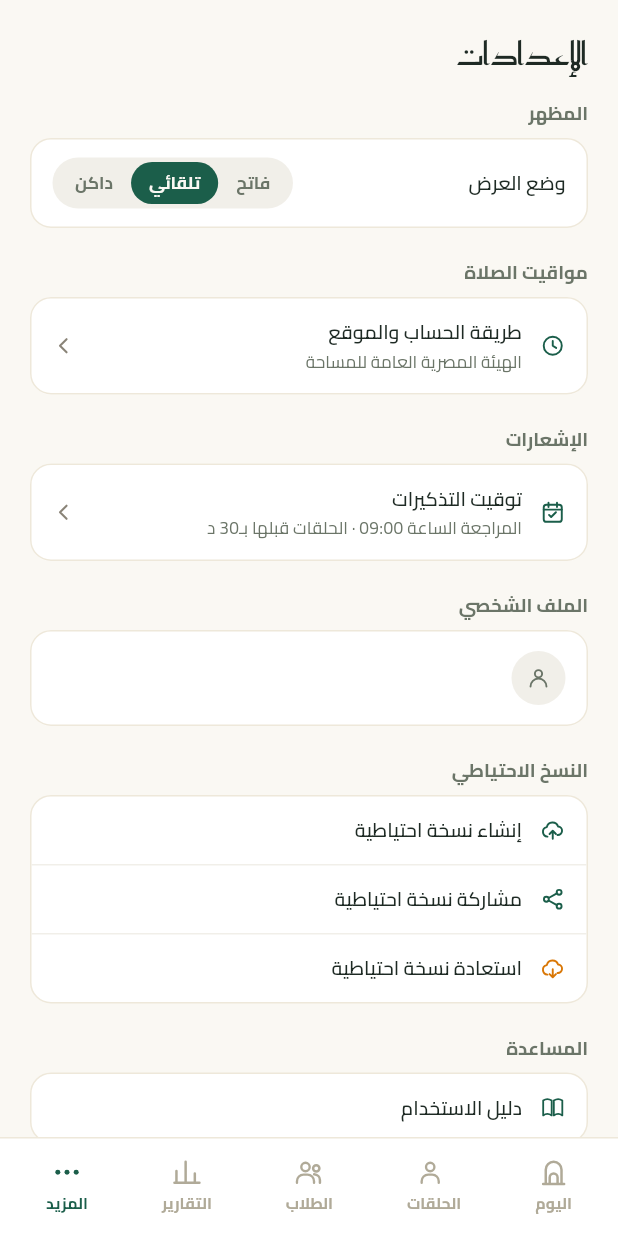
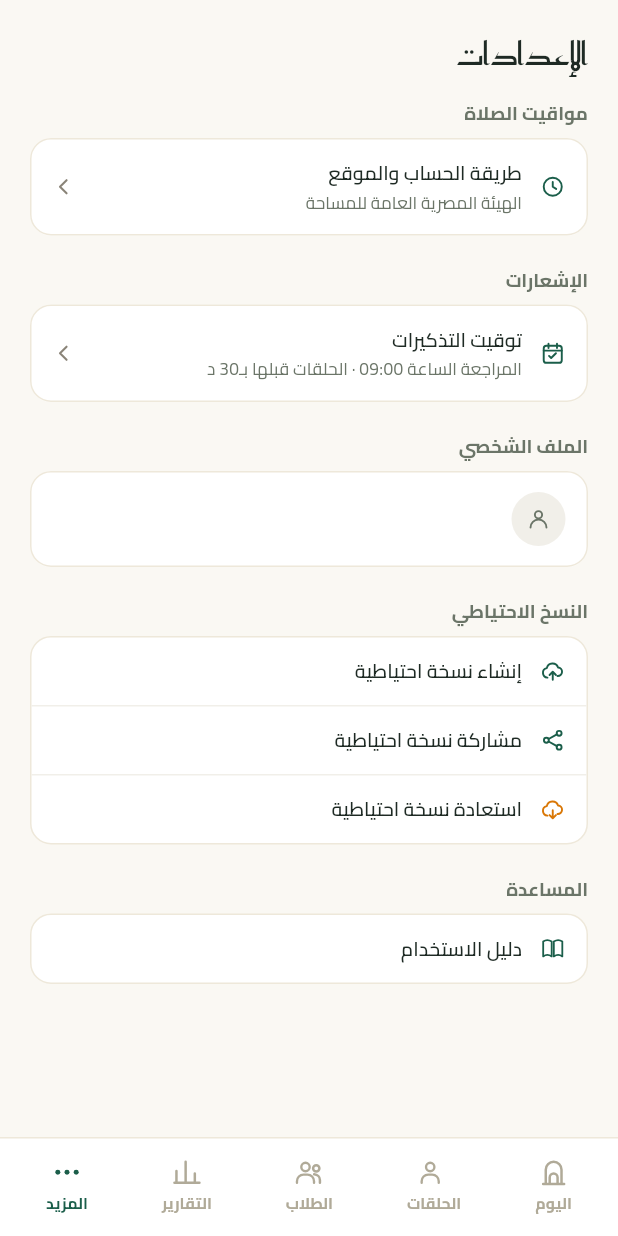
Before and after one commit to Abd-Alrahman-Saed/Samma3ly, a Flutter app: the SettingsScreen screen opened by its route, on a phone screen of 412 x 824 dp. Run offline on Flutter 3.47's test engine with Material 3 defaults, Android fonts, the phone set to English and light mode, and no system bars; our stand-ins replace adhan, drift, flutter_animate, flutter_local_notifications, flutter_riverpod, flutter_staggered_animations and 7 more; missing offline and left inert: cryptography; accounts and stored records are empty; generated files the repository leaves out were written again.

Commit message:
quran_mobile: remove dark mode, auto-assign the single teacher to new groups
- app.dart: MaterialApp.router now only sets theme (light) — darkTheme/
  themeMode dropped, so the app never renders dark regardless of system
  setting. Removed the 'المظهر' toggle from Settings and the now-unused
  theme_mode_provider.dart. AppTheme.dark and the dark-variant golden
  tests are left in place (unreachable, not user-visible) rather than
  ripped out — a much larger, separate refactor than what was asked.
- group_create_screen.dart: dropped the 'المعلم المسؤول' picker
  (allUsersProvider-backed dropdown, meaningless with one teacher) —
  new groups get Group.teacherId set to the current user automatically.
  Deleted settings_provider.dart (allUsersProvider had no other callers
  left). Fixed a real race caught by the new test: reading
  currentUserProvider for the first time inside _save() (or initState)
  can return null because authStateProvider's async load hasn't
  resolved yet when nothing else in the isolated widget tree has
  watched it — build() now watches it explicitly so the real app's
  router-gate guarantee doesn't have to be the only thing keeping this
  screen correct.

191/191 tests passing.

Co-Authored-By: Claude Sonnet 5 <noreply@anthropic.com>

```diff
--- a/lib/features/settings/screens/settings_screen.dart
+++ b/lib/features/settings/screens/settings_screen.dart
@@ -14,7 +14,6 @@ import 'package:quran_mobile/core/enums/prayer_calculation_method.dart';
 import 'package:quran_mobile/core/enums/prayer_madhab.dart';
 import 'package:quran_mobile/features/settings/providers/notification_settings_provider.dart';
 import 'package:quran_mobile/features/settings/providers/prayer_settings_provider.dart';
-import 'package:quran_mobile/features/settings/providers/theme_mode_provider.dart';
 import 'package:quran_mobile/providers.dart';
 
 class SettingsScreen extends ConsumerWidget {
@@ -23,7 +22,6 @@ class SettingsScreen extends ConsumerWidget {
   @override
   Widget build(BuildContext context, WidgetRef ref) {
     final user = ref.watch(currentUserProvider);
-    final themeMode = ref.watch(themeModeProvider);
     final prayerSettings = ref.watch(prayerSettingsProvider);
     final notificationSettings = ref.watch(notificationSettingsProvider);
 
@@ -34,23 +32,6 @@ class SettingsScreen extends ConsumerWidget {
           children: [
             Text('الإعدادات', style: Theme.of(context).textTheme.headlineSmall),
             const SizedBox(height: 16),
-            const _SectionLabel('المظهر'),
-            const SizedBox(height: 8),
-            Container(
-              padding: const EdgeInsets.symmetric(horizontal: 14, vertical: 12),
-              decoration: BoxDecoration(color: Colors.white, borderRadius: BorderRadius.circular(14), border: Border.all(color: AppColors.cardBorder)),
-              child: Row(
-                mainAxisAlignment: MainAxisAlignment.spaceBetween,
-                children: [
-                  const Text('وضع العرض', style: TextStyle(fontFamily: 'Cairo', fontSize: 13, fontWeight: FontWeight.w600, color: AppColors.textPrimary)),
-                  _ThemeSegmentedControl(
-                    value: themeMode,
-                    onChanged: (v) => ref.read(themeModeProvider.notifier).setThemeMode(v),
-                  ),
-                ],
-              ),
-            ),
-            const SizedBox(height: 20),
             const _SectionLabel('مواقيت الصلاة'),
             const SizedBox(height: 8),
             _RowContainer(
@@ -483,39 +464,3 @@ class _ActionRow extends StatelessWidget {
     );
   }
 }
-
-class _ThemeSegmentedControl extends StatelessWidget {
-  final ThemeMode value;
-  final ValueChanged<ThemeMode> onChanged;
-
-  const _ThemeSegmentedControl({required this.value, required this.onChanged});
-
-  @override
-  Widget build(BuildContext context) {
-    return Container(
-      padding: const EdgeInsets.all(3),
-      decoration: BoxDecoration(color: AppColors.dividerLight, borderRadius: BorderRadius.circular(999)),
-      child: Row(
-        mainAxisSize: MainAxisSize.min,
-        children: [
-          _segment('فاتح', ThemeMode.light),
-          _segment('تلقائي', ThemeMode.system),
-          _segment('داكن', ThemeMode.dark),
-        ],
-      ),
-    );
-  }
-
-  Widget _segment(String label, ThemeMode mode) {
-    final selected = value == mode;
-    return InkWell(
-      onTap: () => onChanged(mode),
-      borderRadius: BorderRadius.circular(999),
-      child: Container(
-        padding: const EdgeInsets.symmetric(horizontal: 12, vertical: 6),
-        decoration: BoxDecoration(color: selected ? AppColors.primary : Colors.transparent, borderRadius: BorderRadius.circular(999)),
-        child: Text(label, style: TextStyle(fontFamily: 'Cairo', fontSize: 11.5, fontWeight: FontWeight.w700, color: selected ? AppColors.onPrimary : AppColors.textSecondary)),
-      ),
-    );
-  }
-}
```
Also changed, not shown: lib/app.dart (+3 -4 lines), lib/features/groups/screens/group_create_screen.dart (+11 -48 lines), lib/features/settings/providers/settings_provider.dart (deleted, +0 -8 lines), lib/features/settings/providers/theme_mode_provider.dart (deleted, +0 -32 lines), 2 other files.
